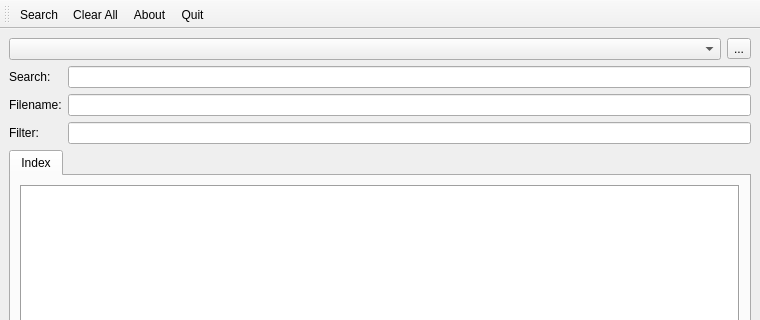
Before: the Qt Designer form search/main.ui in QtPlay/coastal-qt, drawn with Qt 5; both pictures show x 0 to 760 and y 0 to 320 of the 760 by 540 pixel window.
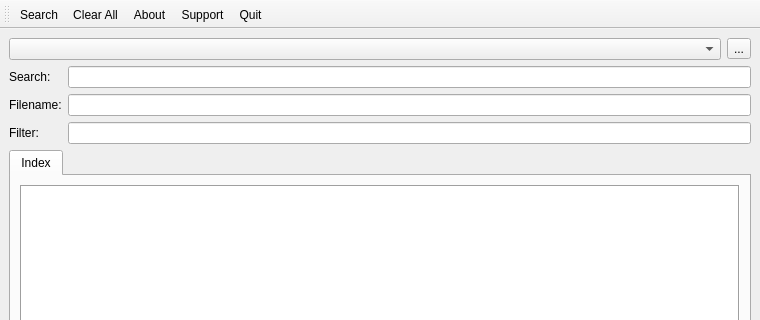
After: the same form once the commit is applied.

Commit message: support added to search

What changed in the file:
```diff
--- a/search/main.ui
+++ b/search/main.ui
@@ -158,6 +158,7 @@
    <addaction name="actionSearch"/>
    <addaction name="actionClear"/>
    <addaction name="actionAbout"/>
+   <addaction name="actionSupport"/>
    <addaction name="actionQuit"/>
   </widget>
   <action name="actionReload">
@@ -200,6 +201,14 @@
     <bool>true</bool>
    </property>
   </action>
+  <action name="actionSupport">
+   <property name="text">
+    <string>Support</string>
+   </property>
+   <property name="iconVisibleInMenu">
+    <bool>true</bool>
+   </property>
+  </action>
  </widget>
  <resources/>
  <connections/>
```
The commit also changes 2 other files.
